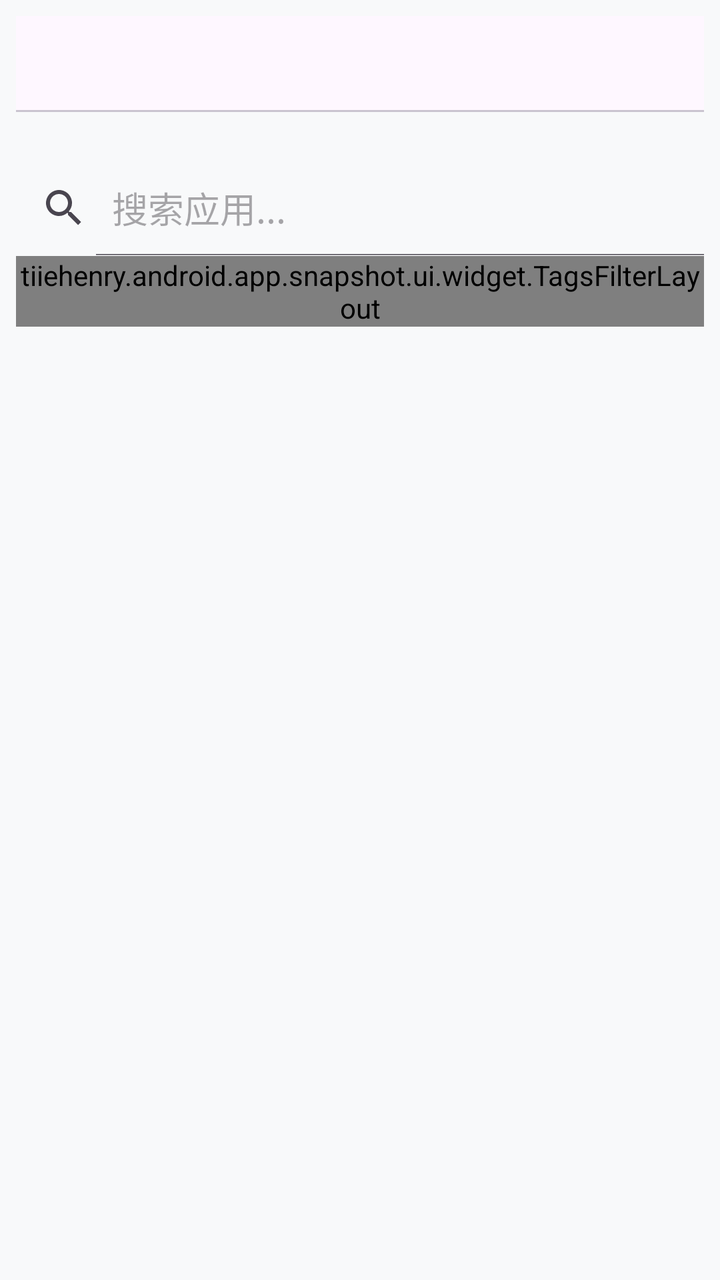
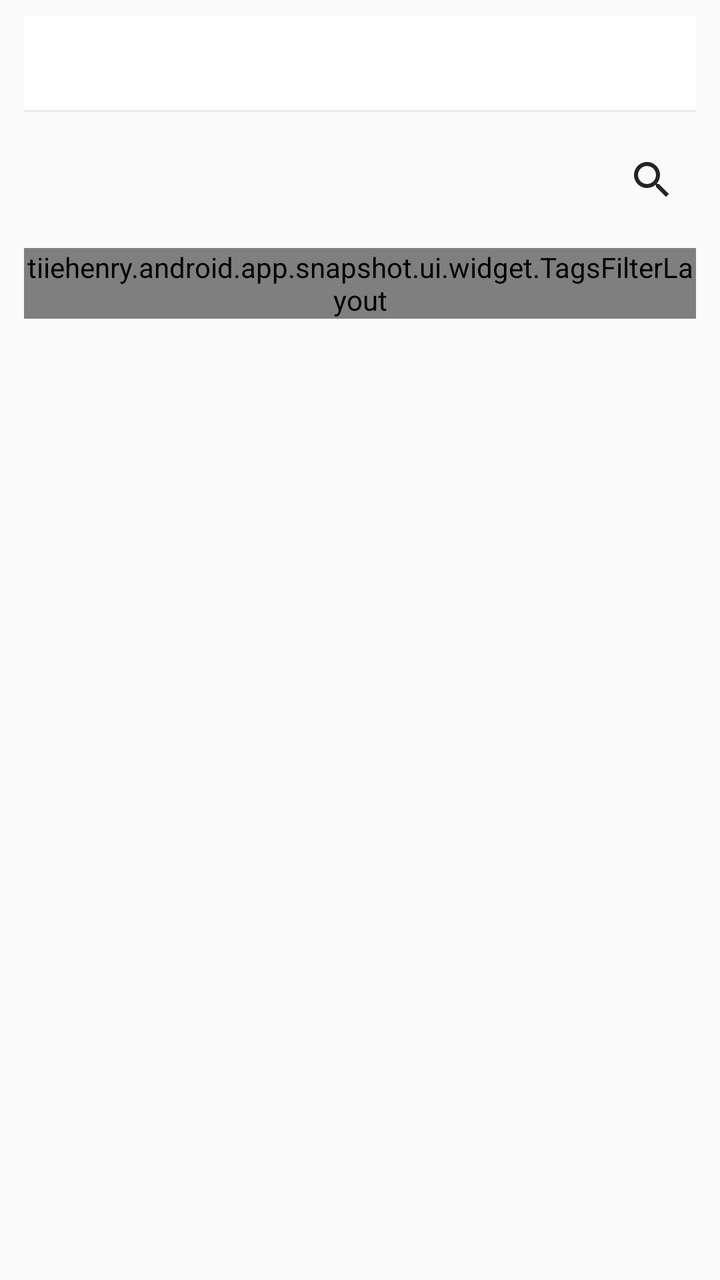

Before-and-after screenshots of an Android layout around one commit, followed by the original layout XML and the change that was made.
<!-- AndroidManifest.xml: application theme Theme.AppSnapshot -->
<!-- res/layout/fragment_apps.xml -->
<?xml version="1.0" encoding="utf-8"?>
<LinearLayout xmlns:android="http://schemas.android.com/apk/res/android"
    xmlns:app="http://schemas.android.com/apk/res-auto"
    android:layout_width="match_parent"
    android:layout_height="match_parent"
    android:orientation="vertical">

    <com.google.android.material.tabs.TabLayout
        android:id="@+id/user_tab_layout"
        android:layout_width="match_parent"
        android:layout_height="wrap_content"
        android:layout_margin="8dp"
        app:tabMode="scrollable"
        app:tabGravity="start" />

    <com.google.android.material.chip.ChipGroup
        android:id="@+id/chip_group_app_filter"
        android:layout_width="match_parent"
        android:layout_height="wrap_content"
        android:layout_margin="8dp"
        app:singleSelection="true"
        app:selectionRequired="true" />

    <SearchView
        android:id="@+id/search_view"
        android:layout_width="match_parent"
        android:layout_height="wrap_content"
        android:iconifiedByDefault="false"
        android:queryHint="搜索应用..." />

    
    <tiiehenry.android.app.snapshot.ui.widget.TagsFilterLayout
        android:id="@+id/tags_filter_layout"
        android:layout_width="match_parent"
        android:layout_height="wrap_content"
        android:layout_marginHorizontal="8dp" />

    <FrameLayout
        android:layout_width="match_parent"
        android:layout_height="0dp"
        android:layout_weight="1">

        <ProgressBar
            android:id="@+id/progress_bar"
            android:layout_width="wrap_content"
            android:layout_height="wrap_content"
            android:layout_gravity="center"
            android:visibility="visible" />

        <androidx.recyclerview.widget.RecyclerView
            android:id="@+id/apps_recycler_view"
            android:layout_width="match_parent"
            android:layout_height="match_parent"
            android:padding="8dp"
            android:visibility="gone" />

    </FrameLayout>

</LinearLayout>
<!-- resources referenced by this layout -->
<resources>
  <style name="Theme.AppSnapshot" parent="Theme.Material3.DayNight">
          
          <item name="colorPrimary">@color/blue_grey_500</item>
          <item name="colorPrimaryVariant">@color/blue_grey_700</item>
          <item name="colorOnPrimary">@color/white</item>
          
          <item name="colorSecondary">@color/blue_grey_300</item>
          <item name="colorSecondaryVariant">@color/blue_grey_800</item>
          <item name="colorOnSecondary">@color/white</item>
          
          <item name="android:statusBarColor">@android:color/transparent</item>
          
          <item name="android:colorBackground">@color/light_gray_white</item>
          
      </style>
  <color name="blue_grey_500">#FF607D8B</color>
  <color name="blue_grey_700">#FF455A64</color>
  <color name="white">#FFFFFFFF</color>
  <color name="blue_grey_300">#FF90A4AE</color>
  <color name="blue_grey_800">#FF37474F</color>
  <color name="light_gray_white">#FFF8F9FA</color>
</resources>

<!-- the commit's change to res/layout/fragment_apps.xml (unified diff, before → after) -->
@@ -3,37 +3,63 @@
     xmlns:app="http://schemas.android.com/apk/res-auto"
     android:layout_width="match_parent"
     android:layout_height="match_parent"
+    android:background="@color/background"
     android:orientation="vertical">
 
     <com.google.android.material.tabs.TabLayout
         android:id="@+id/user_tab_layout"
         android:layout_width="match_parent"
         android:layout_height="wrap_content"
-        android:layout_margin="8dp"
-        app:tabMode="scrollable"
-        app:tabGravity="start" />
+        android:layout_marginHorizontal="@dimen/filter_horizontal_padding"
+        android:layout_marginTop="@dimen/filter_row_padding_vertical"
+        app:tabGravity="start"
+        app:tabMode="scrollable" />
 
-    <com.google.android.material.chip.ChipGroup
-        android:id="@+id/chip_group_app_filter"
+    <LinearLayout
+        android:id="@+id/filter_chip_row"
         android:layout_width="match_parent"
         android:layout_height="wrap_content"
-        android:layout_margin="8dp"
-        app:singleSelection="true"
-        app:selectionRequired="true" />
+        android:gravity="center_vertical"
+        android:orientation="horizontal"
+        android:paddingStart="@dimen/filter_horizontal_padding"
+        android:paddingTop="@dimen/filter_row_padding_vertical"
+        android:paddingEnd="@dimen/filter_row_padding_vertical"
+        android:paddingBottom="@dimen/filter_row_padding_vertical">
 
-    <SearchView
-        android:id="@+id/search_view"
+        <com.google.android.material.chip.ChipGroup
+            android:id="@+id/chip_group_app_filter"
+            android:layout_width="0dp"
+            android:layout_height="wrap_content"
+            android:layout_weight="1"
+            android:paddingEnd="@dimen/filter_chip_row_end_padding"
+            app:selectionRequired="true"
+            app:singleSelection="true" />
+
+        <com.google.android.material.button.MaterialButton
+            android:id="@+id/btn_search_toggle"
+            style="@style/Widget.AppSnapshot.IconButton"
+            android:layout_width="wrap_content"
+            android:layout_height="wrap_content"
+            android:contentDescription="@string/timeline_search_toggle"
+            app:icon="@drawable/ic_search" />
+
+    </LinearLayout>
+
+    <include
+        android:id="@+id/search_field"
+        layout="@layout/layout_search_field"
         android:layout_width="match_parent"
         android:layout_height="wrap_content"
-        android:iconifiedByDefault="false"
-        android:queryHint="搜索应用..." />
+        android:layout_marginHorizontal="@dimen/filter_horizontal_padding"
+        android:layout_marginBottom="@dimen/filter_row_padding_vertical"
+        android:visibility="gone" />
 
     
     <tiiehenry.android.app.snapshot.ui.widget.TagsFilterLayout
         android:id="@+id/tags_filter_layout"
         android:layout_width="match_parent"
         android:layout_height="wrap_content"
-        android:layout_marginHorizontal="8dp" />
+        android:layout_marginHorizontal="@dimen/filter_horizontal_padding" />
 
     <FrameLayout
         android:layout_width="match_parent"
@@ -51,9 +77,33 @@
             android:id="@+id/apps_recycler_view"
             android:layout_width="match_parent"
             android:layout_height="match_parent"
-            android:padding="8dp"
+            android:padding="@dimen/filter_row_padding_vertical"
             android:visibility="gone" />
 
     </FrameLayout>
 
 </LinearLayout>
+<!-- res/layout/layout_search_field.xml (included above) -->
+<?xml version="1.0" encoding="utf-8"?>
+<com.google.android.material.textfield.TextInputLayout xmlns:android="http://schemas.android.com/apk/res/android"
+    xmlns:app="http://schemas.android.com/apk/res-auto"
+    xmlns:tools="http://schemas.android.com/tools"
+    android:id="@+id/search_input_layout"
+    style="@style/Widget.AppSnapshot.SearchField"
+    android:layout_width="match_parent"
+    android:layout_height="wrap_content"
+    app:endIconMode="clear_text"
+    app:hintEnabled="false">
+
+    <com.google.android.material.textfield.TextInputEditText
+        android:id="@+id/search_input"
+        style="@style/Widget.AppSnapshot.SearchField.EditText"
+        android:layout_width="match_parent"
+        android:layout_height="wrap_content"
+        android:hint="@string/search_apps_hint"
+        android:imeOptions="actionSearch"
+        android:inputType="text"
+        android:maxLines="1"
+        tools:ignore="Autofill" />
+
+</com.google.android.material.textfield.TextInputLayout>
<!-- resource entries referenced after the edit -->
@@ -1,25 +1,254 @@
 <!-- resources referenced by this layout -->
 <resources>
-  <style name="Theme.AppSnapshot" parent="Theme.Material3.DayNight">
-          
-          <item name="colorPrimary">@color/blue_grey_500</item>
-          <item name="colorPrimaryVariant">@color/blue_grey_700</item>
-          <item name="colorOnPrimary">@color/white</item>
-          
-          <item name="colorSecondary">@color/blue_grey_300</item>
-          <item name="colorSecondaryVariant">@color/blue_grey_800</item>
-          <item name="colorOnSecondary">@color/white</item>
+  <color name="background">@color/fluent_canvas</color>
+  <dimen name="filter_chip_row_end_padding">8dp</dimen>
+  <dimen name="filter_horizontal_padding">12dp</dimen>
+  <dimen name="filter_row_padding_vertical">8dp</dimen>
+  <!-- drawable ic_search (drawable) -->
+  <vector xmlns:android="http://schemas.android.com/apk/res/android"
+      android:width="24dp"
+      android:height="24dp"
+      android:viewportWidth="24"
+      android:viewportHeight="24">
+      <path
+          android:fillColor="#FFFFFFFF"
+          android:pathData="M15.5,14h-0.79l-0.28,-0.27C15.41,12.59 16,11.11 16,9.5 16,5.91 13.09,3 9.5,3S3,5.91 3,9.5 5.91,16 9.5,16c1.61,0 3.09,-0.59 4.23,-1.57l0.27,0.28v0.79l5,4.99L20.49,19l-4.99,-5zM9.5,14C7.01,14 5,11.99 5,9.5S7.01,5 9.5,5 14,7.01 14,9.5 11.99,14 9.5,14z" />
+  </vector>
+  <string name="search_apps_hint">搜索应用…</string>
+  <string name="timeline_search_toggle">搜索</string>
+  <style name="Widget.AppSnapshot.IconButton" parent="Widget.Material3.Button.IconButton">
+          <item name="iconTint">@color/icon_primary</item>
+          <item name="iconSize">@dimen/filter_icon_button_icon_size</item>
+          <item name="android:minWidth">@dimen/filter_icon_button_size</item>
+          <item name="android:minHeight">@dimen/filter_icon_button_size</item>
+          <item name="rippleColor">@color/primary_container</item>
+          <item name="shapeAppearanceOverlay">@style/ShapeAppearance.AppSnapshot.Corner.Control</item>
+      </style>
+  <style name="Widget.AppSnapshot.SearchField" parent="Widget.Material3.TextInputLayout.OutlinedBox.Dense">
+          <item name="boxStrokeColor">@color/outline</item>
+          <item name="hintTextColor">@color/on_surface_variant</item>
+          <item name="android:textColorHint">@color/on_surface_variant</item>
+          <item name="boxCornerRadiusTopStart">@dimen/fluent_corner_radius_control</item>
+          <item name="boxCornerRadiusTopEnd">@dimen/fluent_corner_radius_control</item>
+          <item name="boxCornerRadiusBottomStart">@dimen/fluent_corner_radius_control</item>
+          <item name="boxCornerRadiusBottomEnd">@dimen/fluent_corner_radius_control</item>
+      </style>
+  <style name="Widget.AppSnapshot.SearchField.EditText" parent="Widget.Material3.TextInputEditText.OutlinedBox">
+          <item name="android:textColor">@color/on_surface</item>
+          <item name="android:textSize">14sp</item>
+      </style>
+  <style name="Theme.AppSnapshot" parent="Theme.Material3.DayNight.NoActionBar">
+          
+          <item name="shapeAppearanceSmallComponent">@style/ShapeAppearance.AppSnapshot.SmallComponent</item>
+          <item name="shapeAppearanceMediumComponent">@style/ShapeAppearance.AppSnapshot.MediumComponent</item>
+          <item name="shapeAppearanceLargeComponent">@style/ShapeAppearance.AppSnapshot.LargeComponent</item>
+          
+          <item name="colorPrimary">@color/primary</item>
+          <item name="colorOnPrimary">@color/on_primary</item>
+          <item name="colorPrimaryContainer">@color/primary_container</item>
+          <item name="colorOnPrimaryContainer">@color/on_primary_container</item>
+          
+          <item name="colorSecondary">@color/secondary</item>
+          <item name="colorOnSecondary">@color/on_secondary</item>
+          <item name="colorSecondaryContainer">@color/secondary_container</item>
+          <item name="colorOnSecondaryContainer">@color/on_secondary_container</item>
+          
+          <item name="colorTertiary">@color/tertiary</item>
+          <item name="colorOnTertiary">@color/on_tertiary</item>
+          <item name="colorTertiaryContainer">@color/tertiary_container</item>
+          <item name="colorOnTertiaryContainer">@color/on_tertiary_container</item>
+          
+          <item name="android:colorBackground">@color/background</item>
+          <item name="colorOnBackground">@color/on_background</item>
+          <item name="colorSurface">@color/surface</item>
+          <item name="colorOnSurface">@color/on_surface</item>
+          <item name="colorSurfaceVariant">@color/surface_variant</item>
+          <item name="colorOnSurfaceVariant">@color/on_surface_variant</item>
+          <item name="colorSurfaceContainer">@color/surface</item>
+          <item name="colorSurfaceContainerHigh">@color/fluent_layer</item>
+          <item name="colorSurfaceContainerHighest">@color/surface_variant</item>
+          <item name="colorSurfaceContainerLow">@color/background</item>
+          <item name="colorSurfaceContainerLowest">@color/surface</item>
+          
+          <item name="colorOutline">@color/outline</item>
+          <item name="colorOutlineVariant">@color/outline_variant</item>
+          
+          <item name="android:textColorPrimary">@color/on_surface</item>
+          <item name="android:textColorSecondary">@color/on_surface_variant</item>
+          <item name="android:textColorTertiary">@color/fluent_text_tertiary</item>
+          
+          <item name="colorAccent">@color/primary</item>
+          <item name="colorControlActivated">@color/primary</item>
+          <item name="colorControlNormal">@color/icon_primary</item>
+          <item name="colorControlHighlight">@color/primary_container</item>
           
           <item name="android:statusBarColor">@android:color/transparent</item>
-          
-          <item name="android:colorBackground">@color/light_gray_white</item>
-          
-      </style>
-  <color name="blue_grey_500">#FF607D8B</color>
-  <color name="blue_grey_700">#FF455A64</color>
-  <color name="white">#FFFFFFFF</color>
-  <color name="blue_grey_300">#FF90A4AE</color>
-  <color name="blue_grey_800">#FF37474F</color>
-  <color name="light_gray_white">#FFF8F9FA</color>
+          <item name="android:navigationBarColor">@color/background</item>
+          
+          <item name="bottomNavigationStyle">@style/Widget.AppSnapshot.BottomNavigationView</item>
+          
+          <item name="tabStyle">@style/Widget.AppSnapshot.TabLayout</item>
+          
+          <item name="chipStyle">@style/Widget.AppSnapshot.Chip.Filter</item>
+          
+          <item name="floatingActionButtonStyle">@style/Widget.AppSnapshot.FloatingActionButton</item>
+          
+          <item name="switchStyle">@style/Widget.AppSnapshot.Switch</item>
+          <item name="checkboxStyle">@style/Widget.AppSnapshot.CheckBox</item>
+          
+          <item name="materialButtonStyle">@style/Widget.AppSnapshot.Button</item>
+          
+          <item name="toolbarStyle">@style/Widget.AppSnapshot.Toolbar</item>
+          <item name="actionBarSize">@dimen/toolbar_height</item>
+          <item name="actionBarTheme">@style/ThemeOverlay.AppSnapshot.ActionBar</item>
+          
+          <item name="materialAlertDialogTheme">@style/ThemeOverlay.AppSnapshot.Dialog</item>
+          <item name="bottomSheetDialogTheme">@style/ThemeOverlay.AppSnapshot.BottomSheet</item>
+      </style>
+  <color name="fluent_canvas">#FFFAFAFA</color>
+  <color name="icon_primary">@color/on_surface</color>
+  <dimen name="filter_icon_button_icon_size">24dp</dimen>
+  <dimen name="filter_icon_button_size">44dp</dimen>
+  <color name="primary_container">@color/fluent_accent_container</color>
+  <style name="ShapeAppearance.AppSnapshot.Corner.Control" parent="ShapeAppearance.Material3.Corner.Small">
+          <item name="cornerFamily">rounded</item>
+          <item name="cornerSize">@dimen/fluent_corner_radius_control</item>
+      </style>
+  <color name="outline">@color/fluent_stroke</color>
+  <color name="on_surface_variant">@color/fluent_text_secondary</color>
+  <dimen name="fluent_corner_radius_control">4dp</dimen>
+  <color name="on_surface">@color/fluent_text_primary</color>
+  <style name="ShapeAppearance.AppSnapshot.SmallComponent" parent="ShapeAppearance.Material3.SmallComponent">
+          <item name="cornerFamily">rounded</item>
+          <item name="cornerSize">@dimen/fluent_corner_radius_control</item>
+      </style>
+  <style name="ShapeAppearance.AppSnapshot.MediumComponent" parent="ShapeAppearance.Material3.MediumComponent">
+          <item name="cornerFamily">rounded</item>
+          <item name="cornerSize">@dimen/fluent_corner_radius_overlay</item>
+      </style>
+  <style name="ShapeAppearance.AppSnapshot.LargeComponent" parent="ShapeAppearance.Material3.LargeComponent">
+          <item name="cornerFamily">rounded</item>
+          <item name="cornerSize">@dimen/fluent_corner_radius_overlay</item>
+      </style>
+  <color name="primary">@color/fluent_accent</color>
+  <color name="on_primary">#FFFFFFFF</color>
+  <color name="on_primary_container">#FF004578</color>
+  <color name="secondary">@color/fluent_text_secondary</color>
+  <color name="on_secondary">#FFFFFFFF</color>
+  <color name="secondary_container">@color/fluent_fill_subtle</color>
+  <color name="on_secondary_container">@color/fluent_text_primary</color>
+  <color name="tertiary">@color/fluent_accent_hover</color>
+  <color name="on_tertiary">#FFFFFFFF</color>
+  <color name="tertiary_container">@color/fluent_accent_container_subtle</color>
+  <color name="on_tertiary_container">#FF004578</color>
+  <color name="on_background">@color/fluent_text_primary</color>
+  <color name="surface">@color/fluent_layer</color>
+  <color name="surface_variant">@color/fluent_fill_subtle</color>
+  <color name="fluent_layer">#FFFFFFFF</color>
+  <color name="outline_variant">@color/fluent_stroke_subtle</color>
+  <color name="fluent_text_tertiary">#FF707070</color>
+  <style name="Widget.AppSnapshot.BottomNavigationView" parent="Widget.Material3.BottomNavigationView">
+          <item name="android:background">@color/surface</item>
+          <item name="itemIconTint">@color/bottom_nav_item_color</item>
+          <item name="itemTextColor">@color/bottom_nav_item_color</item>
+          <item name="itemActiveIndicatorStyle">@style/Widget.AppSnapshot.BottomNavigationView.ActiveIndicator</item>
+          <item name="itemRippleColor">@color/primary_container</item>
+      </style>
+  <style name="Widget.AppSnapshot.TabLayout" parent="Widget.Material3.TabLayout">
+          <item name="tabIndicatorColor">@color/primary</item>
+          <item name="tabSelectedTextColor">@color/primary</item>
+          <item name="tabTextColor">@color/nav_item_inactive</item>
+          <item name="tabRippleColor">@color/primary_container</item>
+          <item name="tabIndicatorHeight">3dp</item>
+          <item name="tabIndicatorFullWidth">false</item>
+      </style>
+  <style name="Widget.AppSnapshot.Chip.Filter" parent="Widget.Material3.Chip.Filter">
+          <item name="chipBackgroundColor">@color/chip_background_color</item>
+          <item name="chipSurfaceColor">@color/chip_background_color</item>
+          <item name="chipStrokeColor">@color/chip_stroke_color</item>
+          <item name="chipStrokeWidth">1dp</item>
+          <item name="chipMinHeight">32dp</item>
+          <item name="checkedIconVisible">false</item>
+          <item name="android:textColor">@color/chip_text_color</item>
+          <item name="android:textSize">13sp</item>
+          <item name="shapeAppearanceOverlay">@style/ShapeAppearance.AppSnapshot.Corner.Control</item>
+      </style>
+  <style name="Widget.AppSnapshot.FloatingActionButton" parent="Widget.Material3.FloatingActionButton.Primary">
+          <item name="backgroundTint">@color/primary</item>
+          <item name="tint">@color/on_primary</item>
+          <item name="shapeAppearance">@style/ShapeAppearance.AppSnapshot.Corner.Control</item>
+      </style>
+  <style name="Widget.AppSnapshot.Switch" parent="Widget.Material3.CompoundButton.Switch">
+          <item name="thumbTint">@color/switch_thumb_color</item>
+          <item name="trackTint">@color/switch_track_color</item>
+      </style>
+  <style name="Widget.AppSnapshot.CheckBox" parent="Widget.Material3.CompoundButton.CheckBox">
+          <item name="buttonTint">@color/primary</item>
+      </style>
+  <style name="Widget.AppSnapshot.Button" parent="Widget.Material3.Button">
+          <item name="backgroundTint">@color/primary</item>
+          <item name="android:textColor">@color/on_primary</item>
+          <item name="shapeAppearanceOverlay">@style/ShapeAppearance.AppSnapshot.Corner.Control</item>
+      </style>
+  <style name="Widget.AppSnapshot.Toolbar" parent="Widget.Material3.Toolbar">
+          <item name="android:background">@color/surface</item>
+          <item name="backgroundTint">@null</item>
+          <item name="titleTextAppearance">@style/TextAppearance.AppSnapshot.ToolbarTitle</item>
+          <item name="titleTextColor">@color/on_surface</item>
+          <item name="subtitleTextColor">@color/on_surface_variant</item>
+          <item name="android:elevation">0dp</item>
+          <item name="elevation">0dp</item>
+      </style>
+  <dimen name="toolbar_height">48dp</dimen>
+  <style name="ThemeOverlay.AppSnapshot.ActionBar" parent="ThemeOverlay.Material3.ActionBar">
+          <item name="colorControlNormal">@color/on_surface</item>
+      </style>
+  <style name="ThemeOverlay.AppSnapshot.Dialog" parent="ThemeOverlay.Material3.MaterialAlertDialog">
+          <item name="colorPrimary">@color/primary</item>
+          <item name="colorSecondary">@color/secondary</item>
+          <item name="colorTertiary">@color/tertiary</item>
+          <item name="android:colorBackground">@color/surface</item>
+          <item name="shapeAppearanceOverlay">@style/ShapeAppearance.AppSnapshot.Corner.Overlay</item>
+      </style>
+  <style name="ThemeOverlay.AppSnapshot.BottomSheet" parent="ThemeOverlay.Material3.BottomSheetDialog">
+          <item name="colorPrimary">@color/primary</item>
+          <item name="colorOnPrimary">@color/on_primary</item>
+          <item name="colorSurface">@color/surface</item>
+          <item name="colorOnSurface">@color/on_surface</item>
+          <item name="android:colorBackground">@color/surface</item>
+          <item name="materialButtonStyle">@style/Widget.AppSnapshot.Button</item>
+          <item name="shapeAppearanceOverlay">@style/ShapeAppearance.AppSnapshot.Corner.Overlay</item>
+      </style>
+  <color name="fluent_accent_container">#FFDEECF9</color>
+  <color name="fluent_stroke">#FFE0E0E0</color>
+  <color name="fluent_text_secondary">#FF616161</color>
+  <color name="fluent_text_primary">#FF242424</color>
+  <dimen name="fluent_corner_radius_overlay">8dp</dimen>
+  <color name="fluent_accent">#FF0078D4</color>
+  <color name="fluent_fill_subtle">#FFF5F5F5</color>
+  <color name="fluent_accent_hover">#FF106EBE</color>
+  <color name="fluent_accent_container_subtle">#FFE8F4FD</color>
+  <color name="fluent_stroke_subtle">#FFEBEBEB</color>
+  <style name="Widget.AppSnapshot.BottomNavigationView.ActiveIndicator" parent="Widget.Material3.BottomNavigationView.ActiveIndicator">
+          <item name="android:color">@color/nav_active_indicator</item>
+          <item name="android:width">@dimen/m3_bottom_nav_item_active_indicator_width</item>
+          <item name="android:height">@dimen/m3_bottom_nav_item_active_indicator_height</item>
+          <item name="marginHorizontal">@dimen/m3_bottom_nav_item_active_indicator_margin_horizontal</item>
+          <item name="shapeAppearance">@style/ShapeAppearance.AppSnapshot.Corner.Control</item>
+      </style>
+  <color name="nav_item_inactive">@color/fluent_text_secondary</color>
+  <style name="TextAppearance.AppSnapshot.ToolbarTitle" parent="TextAppearance.Material3.TitleMedium">
+          <item name="android:textColor">@color/on_surface</item>
+          <item name="android:textSize">17sp</item>
+          <item name="android:fontFamily">sans-serif-medium</item>
+      </style>
+  <style name="ShapeAppearance.AppSnapshot.Corner.Overlay" parent="ShapeAppearance.Material3.Corner.Medium">
+          <item name="cornerFamily">rounded</item>
+          <item name="cornerSize">@dimen/fluent_corner_radius_overlay</item>
+      </style>
+  <color name="nav_active_indicator">#1A0078D4</color>
+  <dimen name="m3_bottom_nav_item_active_indicator_width">48dp</dimen>
+  <dimen name="m3_bottom_nav_item_active_indicator_height">32dp</dimen>
+  <dimen name="m3_bottom_nav_item_active_indicator_margin_horizontal">2dp</dimen>
 </resources>
 
